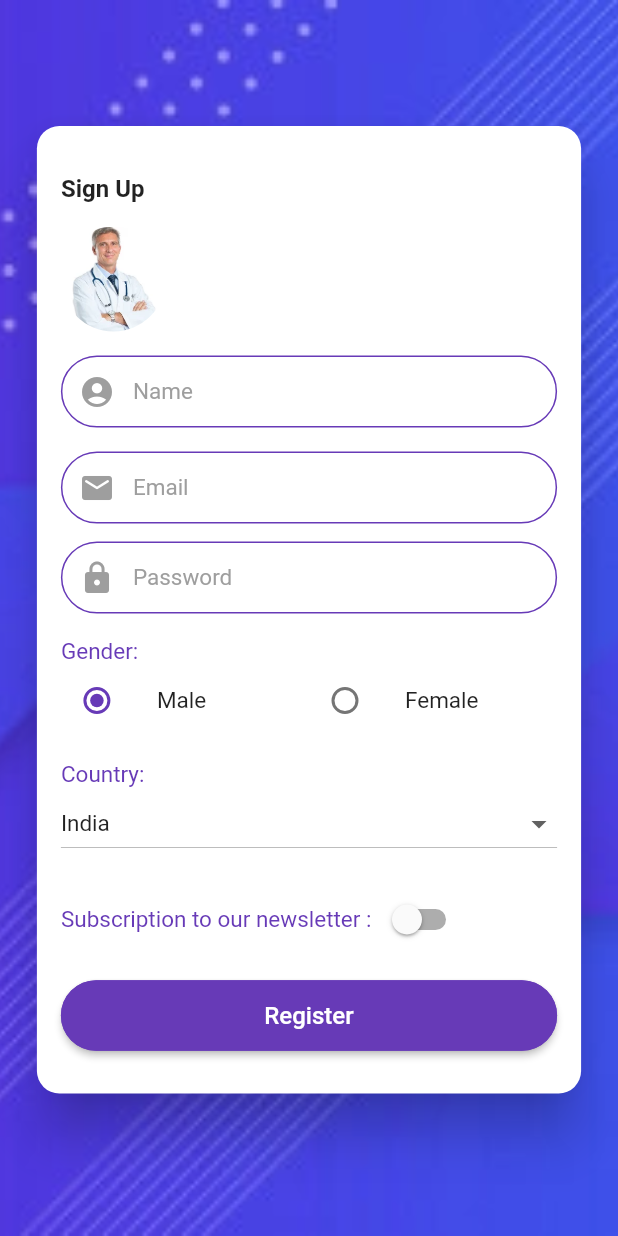
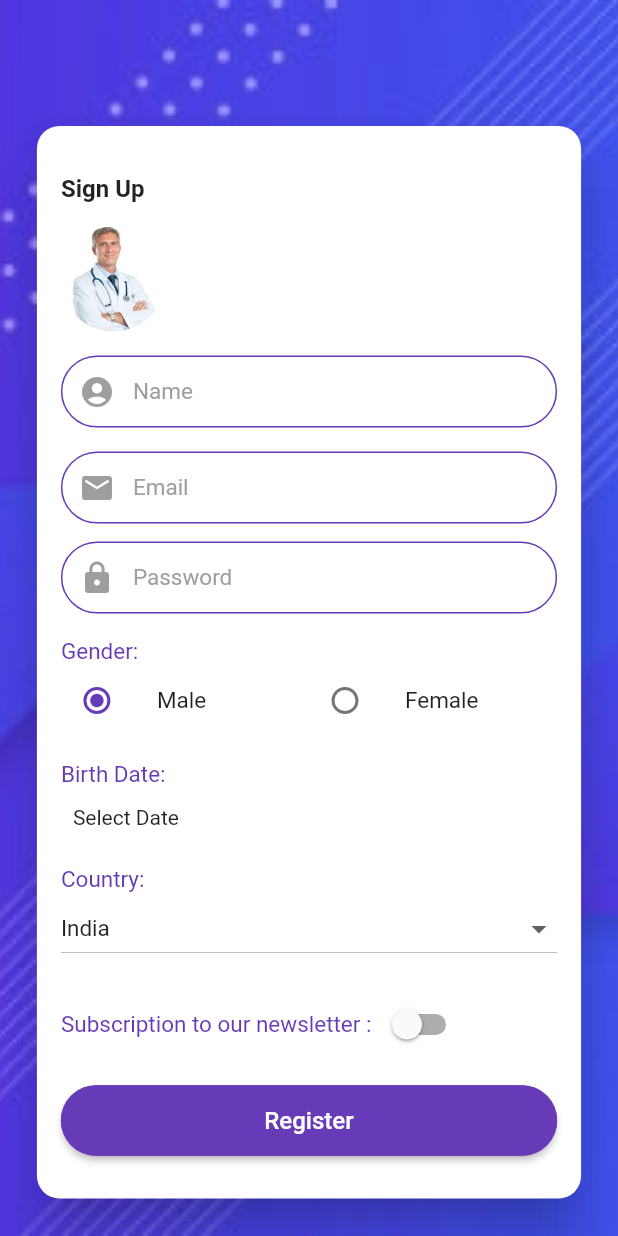
Before and after one commit to Neerav006/flutterui, a Flutter app: the SignUpPage screen opened directly, on a phone screen of 412 x 824 dp. Run offline on Flutter 3.47's test engine with Material 2 defaults, Android fonts, the phone set to English and light mode, and no system bars; our stand-ins replace dio, logger.

```diff
--- a/lib/signup/sign_up.dart
+++ b/lib/signup/sign_up.dart
@@ -1,7 +1,7 @@
 import 'package:counter_app/generated/l10n.dart';
 import 'package:counter_app/responsive_widget.dart';
 import 'package:flutter/material.dart';
-
+import 'package:intl/intl.dart';
 import '../home.dart';
 
 class SignUpPage extends StatefulWidget {
@@ -27,6 +27,8 @@ class _SignUpPageState extends State<SignUpPage> {
   String _password = "";
   int radioSelection = 0;
   String country = "India";
+  String birthDay = "";
+  DateTime  selectedDateTime;
 
   var leftMargin = 16.0;
 
@@ -285,6 +287,43 @@ class _SignUpPageState extends State<SignUpPage> {
         ),
         buildGenderRadioBtn(),
         SizedBox(height: 16.0),
+        // birth date picker here
+        Text(
+          "Birth Date: ",
+          style: TextStyle(
+            color: Colors.deepPurple,
+            fontSize: ResponsiveWidget.isSmallScreen(context)
+                ? 15
+                : ResponsiveWidget.isMediumScreen(context)
+                    ? 16
+                    : 18,
+          ),
+        ),
+        SizedBox(
+          height: 4,
+        ),
+        InkWell(
+          onTap: () {
+            _selectDate(context);
+          },
+          child: Container(
+            width: double.infinity,
+            child: Padding(
+              padding: const EdgeInsets.all(8.0),
+              child: selectedDateTime !=null?Text(
+                '${DateFormat.yMMMd().format(selectedDateTime)}',
+                style: TextStyle(
+                  fontSize: ResponsiveWidget.isSmallScreen(context)
+                      ? 15
+                      : ResponsiveWidget.isMediumScreen(context)
+                          ? 16
+                          : 18,
+                ),
+              ):Text("Select Date"),
+            ),
+          ),
+        ),
+        SizedBox(height: 16.0),
         Text(
           "Country: ",
           style: TextStyle(
@@ -343,9 +382,9 @@ class _SignUpPageState extends State<SignUpPage> {
             ),
             Switch(
               value: isSwitched,
-              onChanged: (value){
+              onChanged: (value) {
                 setState(() {
-                  isSwitched=value;
+                  isSwitched = value;
                   print(isSwitched);
                 });
               },
@@ -424,11 +463,13 @@ class _SignUpPageState extends State<SignUpPage> {
                 EdgeInsets.symmetric(vertical: 0.0, horizontal: 0.0),
             title: Text(
               'Male',
-              style: TextStyle(fontSize: ResponsiveWidget.isSmallScreen(context)
+              style: TextStyle(
+                fontSize: ResponsiveWidget.isSmallScreen(context)
                     ? 15
                     : ResponsiveWidget.isMediumScreen(context)
                         ? 16
-                  : 18,),
+                        : 18,
+              ),
             ),
             leading: Radio(
                 value: 0,
@@ -448,12 +489,12 @@ class _SignUpPageState extends State<SignUpPage> {
                 EdgeInsets.symmetric(vertical: 0.0, horizontal: 0.0),
             title: Text(
               'Female',
-              style: TextStyle(fontSize: ResponsiveWidget.isSmallScreen(context)
+              style: TextStyle(
+                fontSize: ResponsiveWidget.isSmallScreen(context)
                     ? 15
                     : ResponsiveWidget.isMediumScreen(context)
                         ? 16
                         : 18,
-
               ),
             ),
             leading: Radio(
@@ -481,4 +522,15 @@ class _SignUpPageState extends State<SignUpPage> {
     currentFocus.unfocus();
     FocusScope.of(context).requestFocus(nextFocus);
   }
+
+  _selectDate(BuildContext context) async {
+    final DateTime picked = await showDatePicker(
+      context: context, firstDate: DateTime(1800), initialDate: DateTime.now(), lastDate: DateTime(2500),
+      // Refer step 1
+    );
+    if (picked != null && picked != selectedDateTime)
+      setState(() {
+        selectedDateTime = picked;
+      });
   }
+}
--- a/pubspec.yaml
+++ b/pubspec.yaml
@@ -37,6 +37,7 @@ dev_dependencies:
   flutter_test:
     sdk: flutter
   intl_translation: ^0.17.1
+  intl: ^0.16.1
 
 # For information on the generic Dart part of this file, see the
 # following page: https://dart.dev/tools/pub/pubspec
```
Also changed, not shown: lib/appdrawer.dart (+7 -1 lines), lib/pageview/page_view.dart (added, +59 -0 lines), pubspec.lock. Lines whose indentation alone changed are shown as unchanged.
